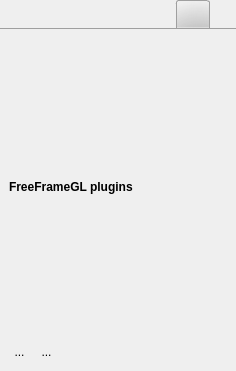
markus-wa/glmixer-mirror, file src/MixingToolboxWidget.ui: the form before one commit.
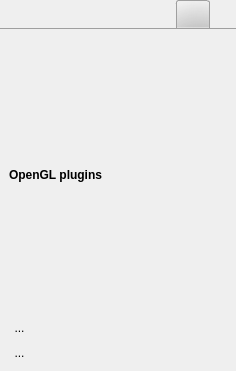
The form after the commit. The open tabs and pages were chosen to show the change. Icons and pictures are not drawn.

Commit message: On-going implementation of opengl plugin with Shadertoy and Freeframe

```diff
--- a/src/MixingToolboxWidget.ui
+++ b/src/MixingToolboxWidget.ui
@@ -2228,7 +2228,7 @@
           <string notr="true">font: bold;</string>
          </property>
          <property name="text">
-          <string>FreeFrameGL plugins</string>
+          <string>OpenGL plugins</string>
          </property>
          <property name="margin">
           <number>2</number>
@@ -2236,27 +2236,7 @@
         </widget>
        </item>
        <item>
-        <layout class="QHBoxLayout" name="horizontalLayout_3">
-         <item>
-          <widget class="QToolButton" name="addFactoryPlugin">
-           <property name="styleSheet">
-            <string notr="true">QToolButton {  border: 1px solid transparent;    border-radius:5px;   background: transparent;} QToolButton:pressed { background: palette(midlight); } QToolButton:hover { border-color:  palette(highlight); }</string>
-           </property>
-           <property name="text">
-            <string>...</string>
-           </property>
-           <property name="icon">
-            <iconset resource="../icons.qrc">
-             <normaloff>:/glmixer/icons/notes.png</normaloff>:/glmixer/icons/notes.png</iconset>
-           </property>
-           <property name="iconSize">
-            <size>
-             <width>24</width>
-             <height>24</height>
-            </size>
-           </property>
-          </widget>
-         </item>
+        <layout class="QVBoxLayout" name="verticalLayout_6">
          <item>
           <widget class="QToolButton" name="addPlugin">
            <property name="styleSheet">
@@ -2271,24 +2251,31 @@
            </property>
            <property name="iconSize">
             <size>
-             <width>24</width>
+             <width>120</width>
              <height>24</height>
             </size>
            </property>
           </widget>
          </item>
          <item>
-          <spacer name="horizontalSpacer_2">
-           <property name="orientation">
-            <enum>Qt::Horizontal</enum>
+          <widget class="QToolButton" name="addFactoryPlugin">
+           <property name="styleSheet">
+            <string notr="true">QToolButton {  border: 1px solid transparent;    border-radius:5px;   background: transparent;} QToolButton:pressed { background: palette(midlight); } QToolButton:hover { border-color:  palette(highlight); }</string>
            </property>
-           <property name="sizeHint" stdset="0">
+           <property name="text">
+            <string>...</string>
+           </property>
+           <property name="icon">
+            <iconset resource="../icons.qrc">
+             <normaloff>:/glmixer/icons/shadertoy_black.png</normaloff>:/glmixer/icons/shadertoy_black.png</iconset>
+           </property>
+           <property name="iconSize">
             <size>
-             <width>40</width>
-             <height>20</height>
+             <width>120</width>
+             <height>24</height>
             </size>
            </property>
-          </spacer>
+          </widget>
          </item>
         </layout>
        </item>
```
Left out of the diff: 6 changed lines with no effect on the pictures. The commit also changes 11 other files.
